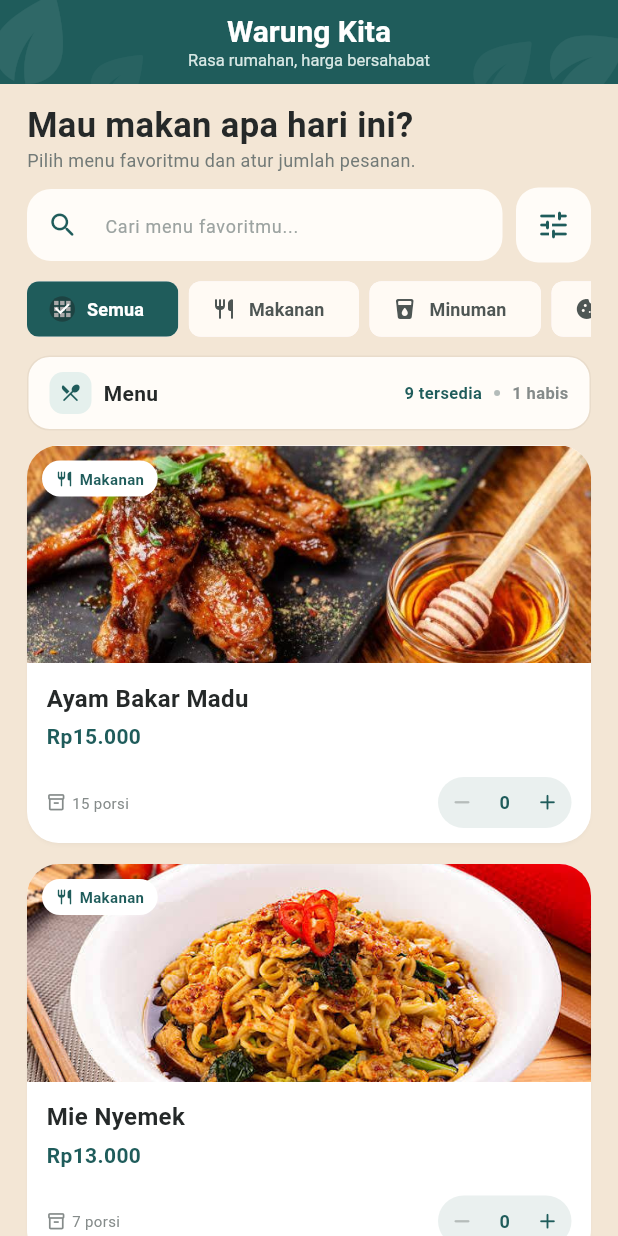
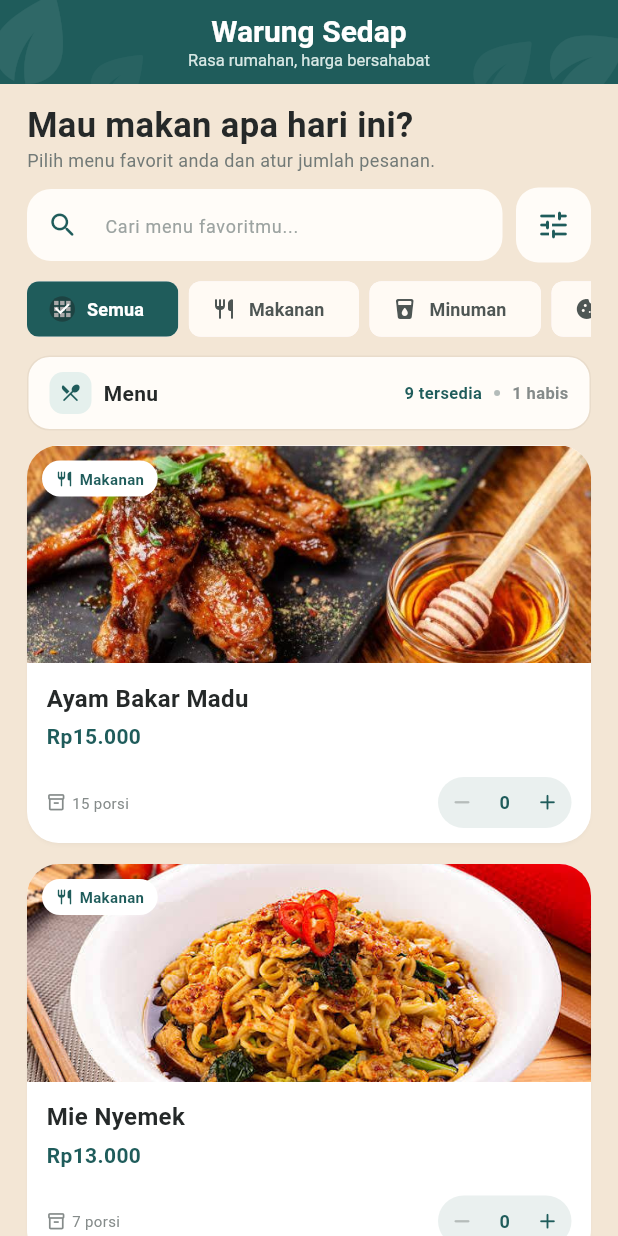
Before and after one commit to dellajelita/daftar_menu_pesanan_warung, a Flutter app: the screen it shows after launch, on a phone screen of 412 x 824 dp. Run offline on Flutter 3.47's test engine with Material 3 defaults, Android fonts, the phone set to English and light mode, and no system bars.

Commit message:
Perbarui tampilan halaman menu

```diff
--- a/lib/pages/halaman_menu.dart
+++ b/lib/pages/halaman_menu.dart
@@ -551,7 +551,7 @@ class _HalamanMenuState extends State<HalamanMenu> {
           mainAxisSize: MainAxisSize.min,
           children: [
             Text(
-              'Warung Kita',
+              'Warung Sedap',
               style: TextStyle(
                 fontSize: 20,
                 fontWeight: FontWeight.bold,
@@ -602,7 +602,7 @@ class _HalamanMenuState extends State<HalamanMenu> {
                       ),
                       const SizedBox(height: 3),
                       const Text(
-                        'Pilih menu favoritmu dan atur jumlah pesanan.',
+                        'Pilih menu favorit anda dan atur jumlah pesanan.',
                         style: TextStyle(
                           fontSize: 12,
                           color: Color(0xFF727A77),
```
